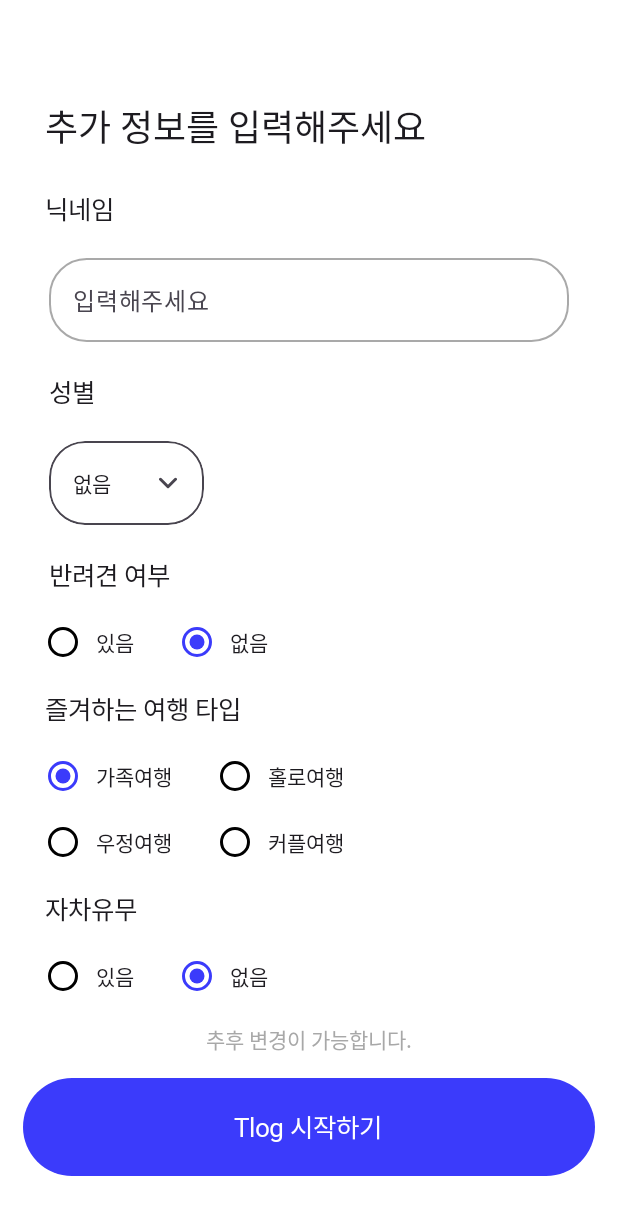
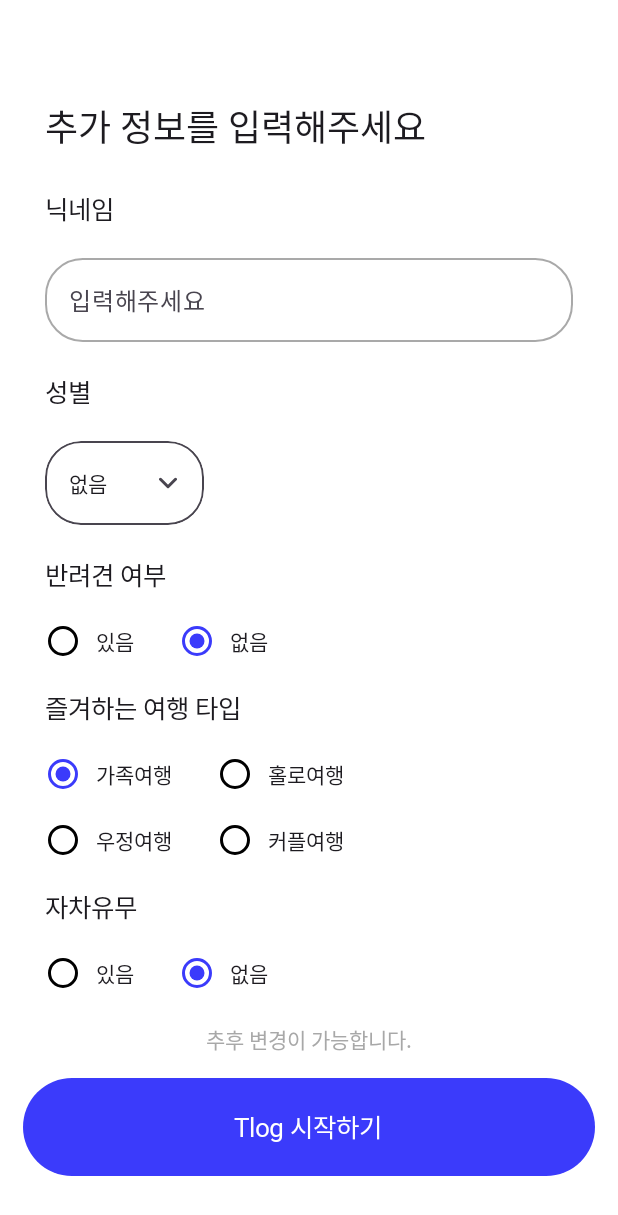
Before and after one commit to Team-Tlog/Tlog-app, an Android app built with Jetpack Compose: the screen it shows after launch (MainActivity), on a phone screen of 412 x 824 dp. Shown: the top 1215 px of the screen. Run offline under Robolectric (Android 15) with nearby library versions, the phone set to English and light mode, and no system bars; Roboto replaces fonts that are not available here.

Commit message:
feat: radio button 그룹 안에 title 추가

```diff
--- a/Tlog/app/src/main/java/com/tlog/ui/component/TwoColumnRadioGroup.kt
+++ b/Tlog/app/src/main/java/com/tlog/ui/component/TwoColumnRadioGroup.kt
@@ -16,16 +16,29 @@ import androidx.compose.ui.Alignment
 import androidx.compose.ui.Modifier
 import androidx.compose.ui.graphics.Color
 import androidx.compose.ui.semantics.Role
+import androidx.compose.ui.text.font.FontWeight
 import androidx.compose.ui.unit.dp
+import androidx.compose.ui.unit.sp
 import com.tlog.ui.theme.MainColor
 import com.tlog.ui.theme.MainFont
 
 @Composable
 fun TwoColumnRadioGroup(
+    title: String,
     options: List<String>,
     selectedOption: String,
     onOptionSelected: (String) -> Unit,
 ) {
+    Text(
+        text = title,
+        fontFamily = MainFont,
+        fontWeight = FontWeight.Medium,
+        fontSize = 17.sp,
+        modifier = Modifier.padding(start = 30.dp)
+    )
+
+    Spacer(modifier = Modifier.height(20.dp))
+
     Column(
         modifier = Modifier
             .fillMaxWidth()
--- a/Tlog/app/src/main/java/com/tlog/ui/screen/UserInfoInputScreen.kt
+++ b/Tlog/app/src/main/java/com/tlog/ui/screen/UserInfoInputScreen.kt
@@ -53,7 +53,6 @@ fun UserInfoInputScreen(viewModel: UserInfoViewModel = viewModel()) {
                 .fillMaxSize()
         ) {
             val topPadding = maxHeight * 0.08f
-            val sidePadding = maxWidth * 0.08f
             val textTopPadding = maxHeight * 0.03f
             val standardPadding = maxHeight * 0.025f
             val genderLeftPadding = maxWidth * 0.67f
@@ -92,7 +91,7 @@ fun UserInfoInputScreen(viewModel: UserInfoViewModel = viewModel()) {
                     placeholder = { Text("입력해주세요") }, // hint
                     modifier = Modifier
                         .fillMaxWidth()
-                        .padding(horizontal = sidePadding)
+                        .padding(horizontal = 30.dp)
                 )
 
                 Spacer(modifier = Modifier.height(standardPadding))
@@ -102,7 +101,7 @@ fun UserInfoInputScreen(viewModel: UserInfoViewModel = viewModel()) {
                     fontFamily = MainFont,
                     fontWeight = FontWeight.Medium,
                     fontSize = 17.sp,
-                    modifier = Modifier.padding(start = sidePadding)
+                    modifier = Modifier.padding(start = 30.dp)
                 )
 
                 Spacer(modifier = Modifier.height(standardPadding))
@@ -118,23 +117,14 @@ fun UserInfoInputScreen(viewModel: UserInfoViewModel = viewModel()) {
                     },
                     modifier = Modifier
                         .background(Color.White)
-                        .padding(start = sidePadding, end = genderLeftPadding)
+                        .padding(start = 30.dp, end = genderLeftPadding)
                         .clip(RoundedCornerShape(24.dp))
                 )
 
                 Spacer(modifier = Modifier.height(standardPadding))
 
-                Text(
-                    text = "반려견 여부",
-                    fontFamily = MainFont,
-                    fontWeight = FontWeight.Medium,
-                    fontSize = 17.sp,
-                    modifier = Modifier.padding(start = sidePadding)
-                )
-
-                Spacer(modifier = Modifier.height(standardPadding))
-
                 TwoColumnRadioGroup(
+                    title = "반려견 여부",
                     options = petOption,
                     selectedOption = if (viewModel.hasPet) petOption[0] else petOption[1],
                     onOptionSelected = {
@@ -143,17 +133,9 @@ fun UserInfoInputScreen(viewModel: UserInfoViewModel = viewModel()) {
                     }
                 )
 
-                Text(
-                    text = "즐겨하는 여행 타입",
-                    fontFamily = MainFont,
-                    fontWeight = FontWeight.Medium,
-                    fontSize = 17.sp,
-                    modifier = Modifier.padding(start = 30.dp)
-                )
-
-                Spacer(modifier = Modifier.height(standardPadding))
 
                 TwoColumnRadioGroup(
+                    title = "즐겨하는 여행 타입",
                     options = travelOption,
                     selectedOption = viewModel.travelType,
                     onOptionSelected = {
@@ -163,17 +145,8 @@ fun UserInfoInputScreen(viewModel: UserInfoViewModel = viewModel()) {
                 )
 
 
-                Text(
-                    text = "자차유무",
-                    fontFamily = MainFont,
-                    fontWeight = FontWeight.Medium,
-                    fontSize = 17.sp,
-                    modifier = Modifier.padding(start = 30.dp)
-                )
-
-                Spacer(modifier = Modifier.height(standardPadding))
-
                 TwoColumnRadioGroup(
+                    title = "자차유무",
                     options = carOption,
                     selectedOption = if (viewModel.hasCar) carOption[0] else carOption[1],
                     onOptionSelected = {
@@ -203,10 +176,7 @@ fun UserInfoInputScreen(viewModel: UserInfoViewModel = viewModel()) {
                         .padding(start = 15.dp, end = 15.dp, bottom = 40.dp)
                         .height(65.dp)
                 )
-
             }
-
-
         }
     }
 }
```
